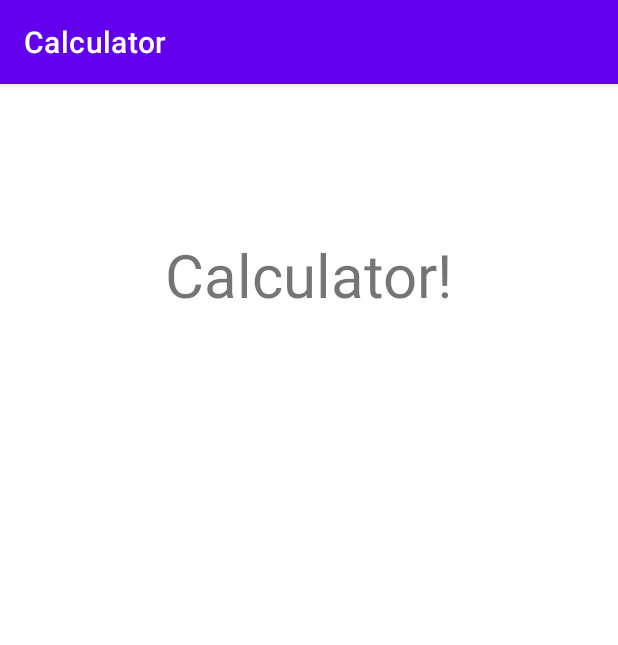
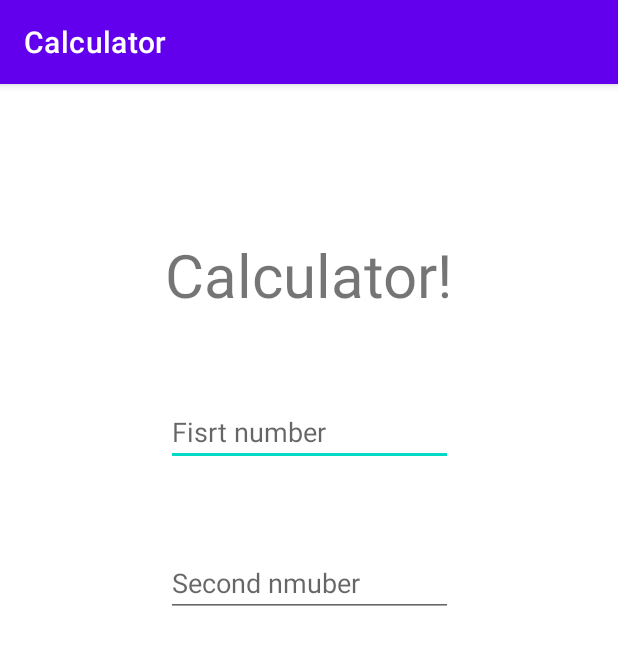
Before and after one commit to 2aron-chen/Calculator, an Android app: the screen it shows after launch (MainActivity), on a phone screen of 412 x 824 dp. Shown: the top 645 px of the screen. Run offline under Robolectric (Android 15) with nearby library versions, the phone set to English and light mode, and no system bars.

Commit message:
Add two edittext for first and second number.

```diff
--- a/app/src/main/res/layout/activity_main.xml
+++ b/app/src/main/res/layout/activity_main.xml
@@ -7,17 +7,41 @@
     tools:context=".MainActivity">
 
     <TextView
+        android:id="@+id/textView"
         android:layout_width="wrap_content"
         android:layout_height="wrap_content"
         android:text="Calculator!"
         android:textSize="40dp"
         app:layout_constraintBottom_toBottomOf="parent"
         app:layout_constraintHorizontal_bias="0.5"
-        app:layout_constraintVertical_bias="0.14"
         app:layout_constraintLeft_toLeftOf="parent"
         app:layout_constraintRight_toRightOf="parent"
-        app:layout_constraintTop_toTopOf="parent"/>
+        app:layout_constraintTop_toTopOf="parent"
+        app:layout_constraintVertical_bias="0.14" />
 
+    <EditText
+        android:id="@+id/editTextFirstNumber"
+        android:layout_width="191dp"
+        android:layout_height="wrap_content"
+        android:layout_marginTop="55dp"
+        android:ems="10"
+        android:inputType="number"
+        android:hint="Fisrt number"
+        app:layout_constraintEnd_toEndOf="parent"
+        app:layout_constraintStart_toStartOf="parent"
+        app:layout_constraintTop_toBottomOf="@+id/textView" />
+
+    <EditText
+        android:id="@+id/editTextTextPersonName2"
+        android:layout_width="191dp"
+        android:layout_height="wrap_content"
+        android:layout_marginTop="55dp"
+        android:ems="10"
+        android:inputType="number"
+        android:hint="Second nmuber"
+        app:layout_constraintEnd_toEndOf="parent"
+        app:layout_constraintStart_toStartOf="parent"
+        app:layout_constraintTop_toBottomOf="@+id/editTextFirstNumber" />
 
 
 </androidx.constraintlayout.widget.ConstraintLayout>
```
